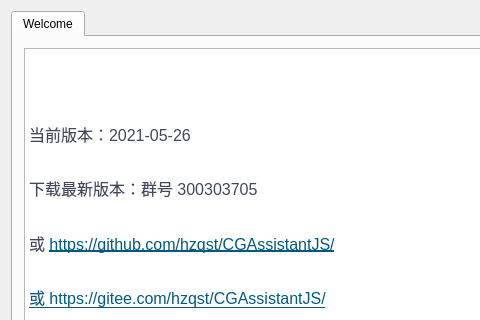
Before: the Qt Designer form CGAssistant/mainwindow.ui in hzqst/CGAssistant, drawn with Qt 5; both pictures show x 0 to 480 and y 0 to 320 of the 750 by 500 pixel window.
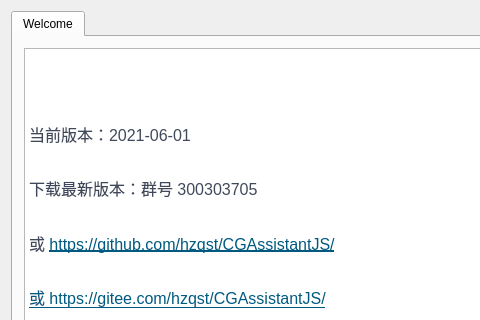
After: the same form once the commit is applied. Icons and pictures are not drawn.

Diff of the .ui file:
```diff
--- a/CGAssistant/mainwindow.ui
+++ b/CGAssistant/mainwindow.ui
@@ -73,7 +73,7 @@
 &lt;/style&gt;&lt;/head&gt;&lt;body style=&quot; font-family:'SimSun'; font-size:9pt; font-weight:400; font-style:normal;&quot;&gt;
 &lt;p style=&quot; margin-top:0px; margin-bottom:0px; margin-left:0px; margin-right:0px; -qt-block-indent:0; text-indent:0px;&quot;&gt;&lt;img src=&quot;:/logo.png&quot; /&gt;&lt;/p&gt;
 &lt;p style=&quot;-qt-paragraph-type:empty; margin-top:0px; margin-bottom:16px; margin-left:0px; margin-right:0px; -qt-block-indent:0; text-indent:0px; line-height:160%; font-family:'-apple-system,BlinkMacSystemFont,Segoe UI,Helvetica,Arial,Apple Color Emoji,Segoe UI Emoji,Segoe UI Symbol,Liberation Sans,PingFang SC,Microsoft YaHei,Hiragino Sans GB,Wenquanyi Micro Hei,WenQuanYi Zen Hei,ST Heiti,SimHei,SimSun,WenQuanYi Zen Hei Sharp,sans-serif'; font-size:16px; color:#40485b; background-color:#ffffff;&quot;&gt;&lt;br /&gt;&lt;/p&gt;
-&lt;p style=&quot; margin-top:0px; margin-bottom:16px; margin-left:0px; margin-right:0px; -qt-block-indent:0; text-indent:0px; line-height:160%; background-color:#ffffff;&quot;&gt;&lt;span style=&quot; font-family:'-apple-system,BlinkMacSystemFont,Segoe UI,Helvetica,Arial,Apple Color Emoji,Segoe UI Emoji,Segoe UI Symbol,Liberation Sans,PingFang SC,Microsoft YaHei,Hiragino Sans GB,Wenquanyi Micro Hei,WenQuanYi Zen Hei,ST Heiti,SimHei,SimSun,WenQuanYi Zen Hei Sharp,sans-serif'; font-size:16px; color:#40485b; background-color:#ffffff;&quot;&gt;当前版本：2021-05-26&lt;/span&gt;&lt;/p&gt;
+&lt;p style=&quot; margin-top:0px; margin-bottom:16px; margin-left:0px; margin-right:0px; -qt-block-indent:0; text-indent:0px; line-height:160%; background-color:#ffffff;&quot;&gt;&lt;span style=&quot; font-family:'-apple-system,BlinkMacSystemFont,Segoe UI,Helvetica,Arial,Apple Color Emoji,Segoe UI Emoji,Segoe UI Symbol,Liberation Sans,PingFang SC,Microsoft YaHei,Hiragino Sans GB,Wenquanyi Micro Hei,WenQuanYi Zen Hei,ST Heiti,SimHei,SimSun,WenQuanYi Zen Hei Sharp,sans-serif'; font-size:16px; color:#40485b; background-color:#ffffff;&quot;&gt;当前版本：2021-06-01&lt;/span&gt;&lt;/p&gt;
 &lt;p style=&quot; margin-top:0px; margin-bottom:16px; margin-left:0px; margin-right:0px; -qt-block-indent:0; text-indent:0px; line-height:160%; background-color:#ffffff;&quot;&gt;&lt;span style=&quot; font-family:'-apple-system,BlinkMacSystemFont,Segoe UI,Helvetica,Arial,Apple Color Emoji,Segoe UI Emoji,Segoe UI Symbol,Liberation Sans,PingFang SC,Microsoft YaHei,Hiragino Sans GB,Wenquanyi Micro Hei,WenQuanYi Zen Hei,ST Heiti,SimHei,SimSun,WenQuanYi Zen Hei Sharp,sans-serif'; font-size:16px; color:#40485b; background-color:#ffffff;&quot;&gt;下载最新版本：群号 300303705&lt;/span&gt;&lt;/p&gt;
 &lt;p style=&quot; margin-top:0px; margin-bottom:16px; margin-left:0px; margin-right:0px; -qt-block-indent:0; text-indent:0px; line-height:160%; background-color:#ffffff;&quot;&gt;&lt;span style=&quot; font-family:'-apple-system,BlinkMacSystemFont,Segoe UI,Helvetica,Arial,Apple Color Emoji,Segoe UI Emoji,Segoe UI Symbol,Liberation Sans,PingFang SC,Microsoft YaHei,Hiragino Sans GB,Wenquanyi Micro Hei,WenQuanYi Zen Hei,ST Heiti,SimHei,SimSun,WenQuanYi Zen Hei Sharp,sans-serif'; font-size:16px; color:#40485b; background-color:#ffffff;&quot;&gt;或 &lt;/span&gt;&lt;a href=&quot;https://github.com/hzqst/CGAssistantJS/issues&quot;&gt;&lt;span style=&quot; font-family:'-apple-system,BlinkMacSystemFont,Segoe UI,Helvetica,Arial,Apple Color Emoji,Segoe UI Emoji,Segoe UI Symbol,Liberation Sans,PingFang SC,Microsoft YaHei,Hiragino Sans GB,Wenquanyi Micro Hei,WenQuanYi Zen Hei,ST Heiti,SimHei,SimSun,WenQuanYi Zen Hei Sharp,sans-serif'; font-size:16px; text-decoration: underline; color:#005980; background-color:transparent;&quot;&gt;https://github.com/hzqst/CGAssistantJS/&lt;/span&gt;&lt;/a&gt;&lt;/p&gt;
 &lt;p style=&quot; margin-top:0px; margin-bottom:16px; margin-left:0px; margin-right:0px; -qt-block-indent:0; text-indent:0px; line-height:160%; background-color:#ffffff;&quot;&gt;&lt;a href=&quot;https://github.com/hzqst/CGAssistantJS/issues&quot;&gt;&lt;span style=&quot; font-family:'-apple-system,BlinkMacSystemFont,Segoe UI,Helvetica,Arial,Apple Color Emoji,Segoe UI Emoji,Segoe UI Symbol,Liberation Sans,PingFang SC,Microsoft YaHei,Hiragino Sans GB,Wenquanyi Micro Hei,WenQuanYi Zen Hei,ST Heiti,SimHei,SimSun,WenQuanYi Zen Hei Sharp,sans-serif'; font-size:16px; text-decoration: underline; color:#005980; background-color:transparent;&quot;&gt;或 &lt;/span&gt;&lt;/a&gt;&lt;a href=&quot;https://gitee.com/hzqst/CGAssistantJS/issues&quot;&gt;&lt;span style=&quot; font-family:'-apple-system,BlinkMacSystemFont,Segoe UI,Helvetica,Arial,Apple Color Emoji,Segoe UI Emoji,Segoe UI Symbol,Liberation Sans,PingFang SC,Microsoft YaHei,Hiragino Sans GB,Wenquanyi Micro Hei,WenQuanYi Zen Hei,ST Heiti,SimHei,SimSun,WenQuanYi Zen Hei Sharp,sans-serif'; font-size:16px; text-decoration: underline; color:#005980; background-color:transparent;&quot;&gt;https://gitee.com/hzqst/CGAssistantJS/&lt;/span&gt;&lt;/a&gt;&lt;/p&gt;&lt;/body&gt;&lt;/html&gt;</string>
```
